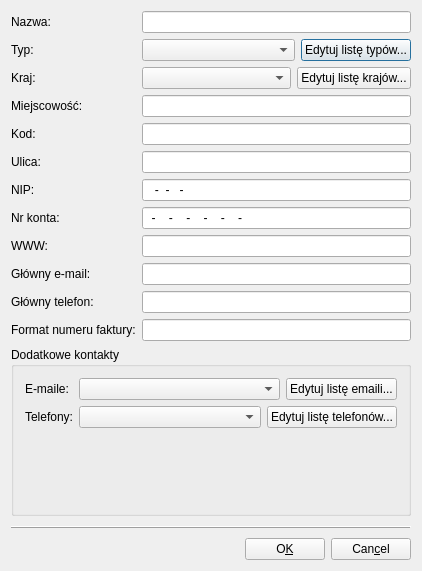
Before: the Qt Designer form qfaktury/ui/CounterpartyDialog.ui in tkQCompany/qcompany, drawn with Qt 5.
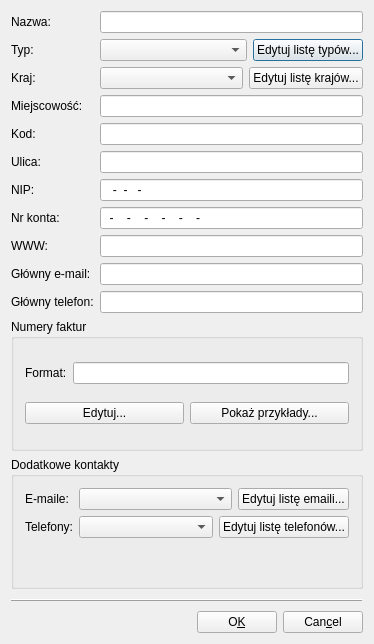
After: the same form once the commit is applied.

Commit message: - Adding possibility of editing of invoice numbers' formats to CounterpartyDialog + related changes - Correction of displayed names in "Database.cpp" - Changing INV_FORMAT to INV_NUM_FORMAT in "CounterpartyData.h"

Patch:
```diff
--- a/qfaktury/ui/CounterpartyDialog.ui
+++ b/qfaktury/ui/CounterpartyDialog.ui
@@ -6,8 +6,8 @@
    <rect>
     <x>0</x>
     <y>0</y>
-    <width>422</width>
-    <height>571</height>
+    <width>374</width>
+    <height>644</height>
    </rect>
   </property>
   <property name="windowTitle">
@@ -16,6 +16,9 @@
   <layout class="QVBoxLayout" name="verticalLayout">
    <item>
     <layout class="QFormLayout" name="formLayout_2">
+     <property name="fieldGrowthPolicy">
+      <enum>QFormLayout::AllNonFixedFieldsGrow</enum>
+     </property>
      <item row="0" column="0">
       <widget class="QLabel" name="labelName">
        <property name="text">
@@ -246,17 +249,33 @@
      <item row="10" column="1">
       <widget class="QLineEdit" name="lineEditPrimaryPhone"/>
      </item>
-     <item row="11" column="0">
+    </layout>
+   </item>
+   <item>
+    <widget class="QGroupBox" name="groupBoxInvoiceNumFormat">
+     <property name="sizePolicy">
+      <sizepolicy hsizetype="Preferred" vsizetype="Minimum">
+       <horstretch>0</horstretch>
+       <verstretch>0</verstretch>
+      </sizepolicy>
+     </property>
+     <property name="title">
+      <string>Numery faktur</string>
+     </property>
+     <layout class="QVBoxLayout" name="verticalLayout_2">
+      <item>
+       <layout class="QHBoxLayout" name="horizontalLayout_2">
+        <item>
       <widget class="QLabel" name="labelInvNumberFormat">
        <property name="text">
-        <string>Format numeru faktury:</string>
+           <string>Format:</string>
        </property>
        <property name="buddy">
         <cstring>lineEditInvNumberFormat</cstring>
        </property>
       </widget>
      </item>
-     <item row="11" column="1">
+        <item>
       <widget class="QLineEdit" name="lineEditInvNumberFormat">
        <property name="readOnly">
         <bool>true</bool>
@@ -266,7 +285,28 @@
     </layout>
    </item>
    <item>
-    <widget class="QGroupBox" name="groupBox">
+       <layout class="QHBoxLayout" name="horizontalLayout_3">
+        <item>
+         <widget class="QPushButton" name="pushButtonEditFormat">
+          <property name="text">
+           <string>Edytuj...</string>
+          </property>
+         </widget>
+        </item>
+        <item>
+         <widget class="QPushButton" name="pushButtonShowExamples">
+          <property name="text">
+           <string>Pokaż przykłady...</string>
+          </property>
+         </widget>
+        </item>
+       </layout>
+      </item>
+     </layout>
+    </widget>
+   </item>
+   <item>
+    <widget class="QGroupBox" name="groupBoxAdditionalContacts">
      <property name="enabled">
       <bool>true</bool>
      </property>
```
Lines whose indentation alone changed are shown as unchanged. The commit also changes 7 other files.
